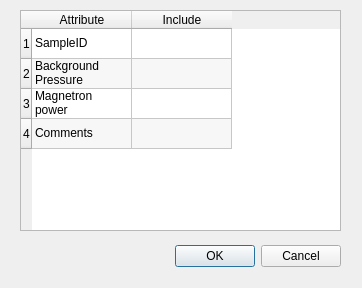
sstendahl/KARIN, file settingsdialog.ui: the form before one commit.
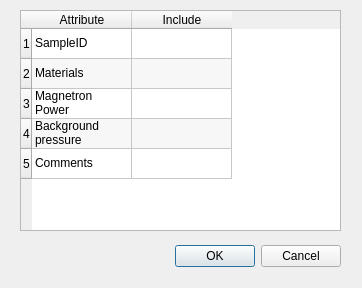
The form after the commit.

Commit message: Added materials to legend

The edit to the form file:
```diff
--- a/settingsdialog.ui
+++ b/settingsdialog.ui
@@ -91,6 +91,11 @@
      <string>4</string>
     </property>
    </row>
+   <row>
+    <property name="text">
+     <string>5</string>
+    </property>
+   </row>
    <column>
     <property name="text">
      <string>Attribute</string>
@@ -116,7 +121,7 @@
    </item>
    <item row="1" column="0">
     <property name="text">
-     <string>Background Pressure</string>
+     <string>Materials</string>
     </property>
    </item>
    <item row="1" column="1">
@@ -129,7 +134,7 @@
    </item>
    <item row="2" column="0">
     <property name="text">
-     <string>Magnetron power</string>
+     <string>Magnetron Power</string>
     </property>
    </item>
    <item row="2" column="1">
@@ -142,7 +147,7 @@
    </item>
    <item row="3" column="0">
     <property name="text">
-     <string>Comments</string>
+     <string>Background pressure</string>
     </property>
    </item>
    <item row="3" column="1">
@@ -153,6 +158,19 @@
      <enum>Unchecked</enum>
     </property>
    </item>
+   <item row="4" column="0">
+    <property name="text">
+     <string>Comments</string>
+    </property>
+   </item>
+   <item row="4" column="1">
+    <property name="text">
+     <string/>
+    </property>
+    <property name="checkState">
+     <enum>Unchecked</enum>
+    </property>
+   </item>
   </widget>
  </widget>
  <resources/>
```
The commit also changes 4 other files.
